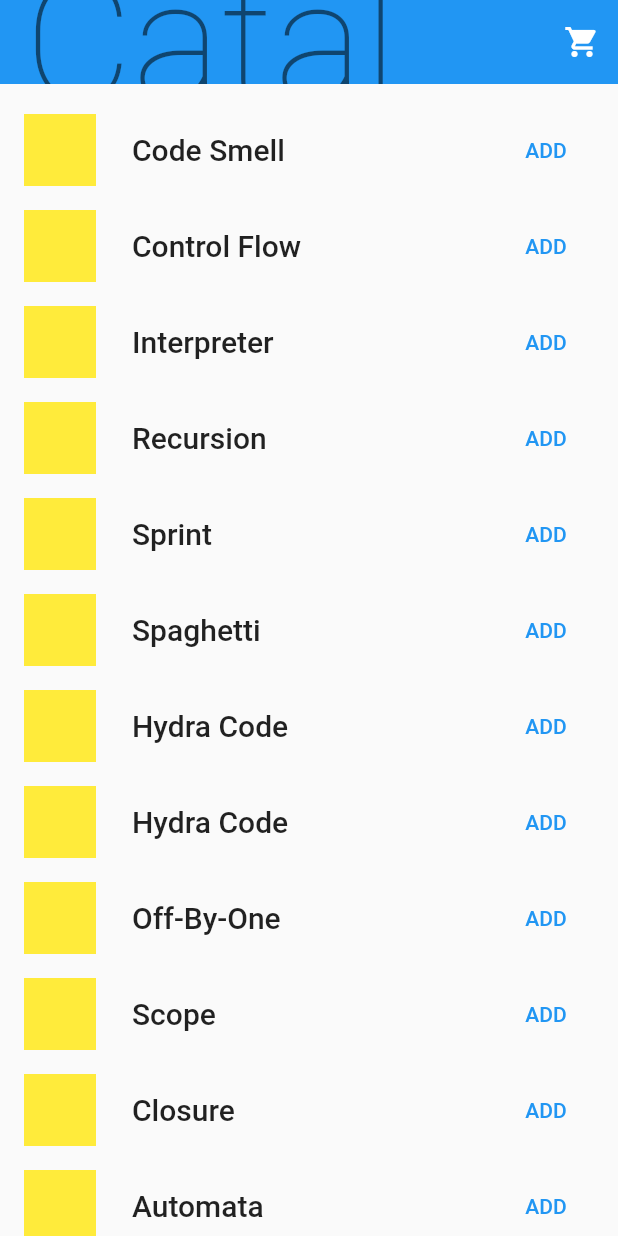
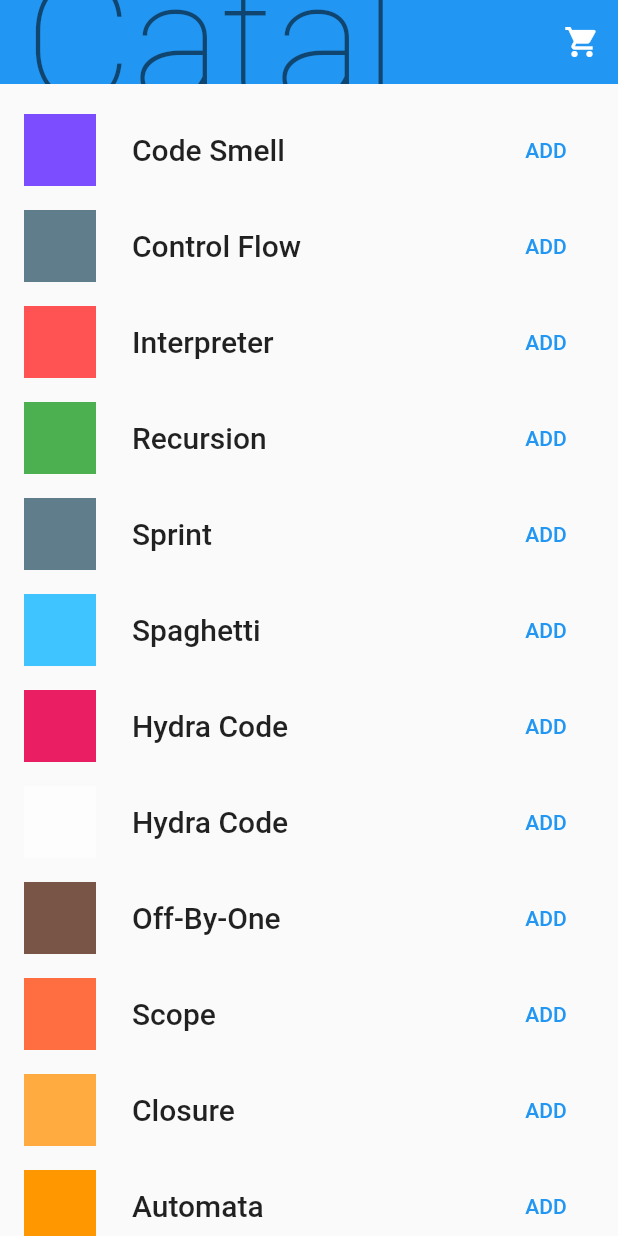
Before and after one commit to cripnail/state_management, a Flutter app: the screen it shows after launch, on a phone screen of 412 x 824 dp. Run offline on Flutter 3.47's test engine with Material 2 defaults, Android fonts, the phone set to English and light mode, and no system bars; our stand-ins replace flutter_redux, redux; Roboto replaces fonts that are missing (ProductSans).

Commit message:
Fix colors
Made different colors at HomeScreen class

```diff
--- a/lib/main.dart
+++ b/lib/main.dart
@@ -2,6 +2,7 @@ import 'package:flutter/material.dart';
 import 'package:flutter_redux/flutter_redux.dart';
 import 'package:redux/redux.dart';
 import 'package:state_management/reducers/app_reducer.dart';
+import 'package:state_management/screens/cart.dart';
 import 'package:state_management/screens/catalog.dart';
 
 import 'models/appState.dart';
--- a/lib/screens/cart.dart
+++ b/lib/screens/cart.dart
@@ -89,20 +89,20 @@ class _CartTotal extends StatelessWidget {
         child: Row(
           mainAxisAlignment: MainAxisAlignment.center,
           children: [
-            Observer(builder: (_) {
-              if (_homeStore.hasError) {
-                return const Center(
-                  child: Text('An error has occurred'),
-                );
-              } else if (_homeStore.loading) {
-                return const Center(
-                  child: CircularProgressIndicator(),
-                );
-              } else {
-                return Text('\$${_cartStore.total.toStringAsFixed(2)}',
-                    style: hugeStyle);
-              }
-            }),
+            // Observer(builder: (_) {
+            //   if (_homeStore.hasError) {
+            //     return const Center(
+            //       child: Text('An error has occurred'),
+            //     );
+            //   } else if (_homeStore.loading) {
+            //     return const Center(
+            //       child: CircularProgressIndicator(),
+            //     );
+            //   } else {
+            //     return Text('\$${_cartStore.total.toStringAsFixed(2)}',
+            //         style: hugeStyle);
+            //   }
+            // }),
             const SizedBox(width: 24),
             TextButton(
               onPressed: () {
--- a/lib/screens/catalog.dart
+++ b/lib/screens/catalog.dart
@@ -17,20 +17,90 @@ class HomeScreen extends StatefulWidget {
 class _HomeScreenState extends State<HomeScreen> {
   // products is a static list
   List<Map> products = [
-    {'id': 1, 'name': 'Code Smell', 'price': '42\$', 'color': Colors.yellow},
-    {'id': 2, 'name': 'Control Flow', 'price': '42\$', 'color': Colors.yellow},
-    {'id': 3, 'name': 'Interpreter', 'price': '42\$', 'color': Colors.yellow},
-    {'id': 4, 'name': 'Recursion', 'price': '42\$', 'color': Colors.yellow},
-    {'id': 5, 'name': 'Sprint', 'price': '42\$', 'color': Colors.yellow},
-    {'id': 6, 'name': 'Spaghetti', 'price': '42\$', 'color': Colors.yellow},
-    {'id': 7, 'name': 'Hydra Code', 'price': '42\$', 'color': Colors.yellow},
-    {'id': 8, 'name': 'Hydra Code', 'price': '42\$', 'color': Colors.yellow},
-    {'id': 9, 'name': 'Off-By-One', 'price': '42\$', 'color': Colors.yellow},
-    {'id': 10, 'name': 'Scope', 'price': '42\$', 'color': Colors.yellow},
-    {'id': 11, 'name': 'Closure', 'price': '42\$', 'color': Colors.yellow},
-    {'id': 12, 'name': 'Automata', 'price': '42\$', 'color': Colors.yellow},
-    {'id': 13, 'name': 'Bit Shift', 'price': '42\$', 'color': Colors.yellow},
-    {'id': 14, 'name': 'Currying', 'price': '42\$', 'color': Colors.yellow},
+    {
+      'id': 1,
+      'name': 'Code Smell',
+      'price': '42\$',
+      'color': Colors.deepPurpleAccent,
+    },
+    {
+      'id': 2,
+      'name': 'Control Flow',
+      'price': '42\$',
+      'color': Colors.blueGrey,
+    },
+    {
+      'id': 3,
+      'name': 'Interpreter',
+      'price': '42\$',
+      'color': Colors.redAccent,
+    },
+    {
+      'id': 4,
+      'name': 'Recursion',
+      'price': '42\$',
+      'color': Colors.green,
+    },
+    {
+      'id': 5,
+      'name': 'Sprint',
+      'price': '42\$',
+      'color': Colors.blueGrey,
+    },
+    {
+      'id': 6,
+      'name': 'Spaghetti',
+      'price': '42\$',
+      'color': Colors.lightBlueAccent,
+    },
+    {
+      'id': 7,
+      'name': 'Hydra Code',
+      'price': '42\$',
+      'color': Colors.pink,
+    },
+    {
+      'id': 8,
+      'name': 'Hydra Code',
+      'price': '42\$',
+      'color': Colors.white54,
+    },
+    {
+      'id': 9,
+      'name': 'Off-By-One',
+      'price': '42\$',
+      'color': Colors.brown,
+    },
+    {
+      'id': 10,
+      'name': 'Scope',
+      'price': '42\$',
+      'color': Colors.deepOrangeAccent,
+    },
+    {
+      'id': 11,
+      'name': 'Closure',
+      'price': '42\$',
+      'color': Colors.orangeAccent,
+    },
+    {
+      'id': 12,
+      'name': 'Automata',
+      'price': '42\$',
+      'color': Colors.orange,
+    },
+    {
+      'id': 13,
+      'name': 'Bit Shift',
+      'price': '42\$',
+      'color': Colors.lightGreenAccent,
+    },
+    {
+      'id': 14,
+      'name': 'Currying',
+      'price': '42\$',
+      'color': Colors.purple,
+    },
   ];
 
   @override
```
